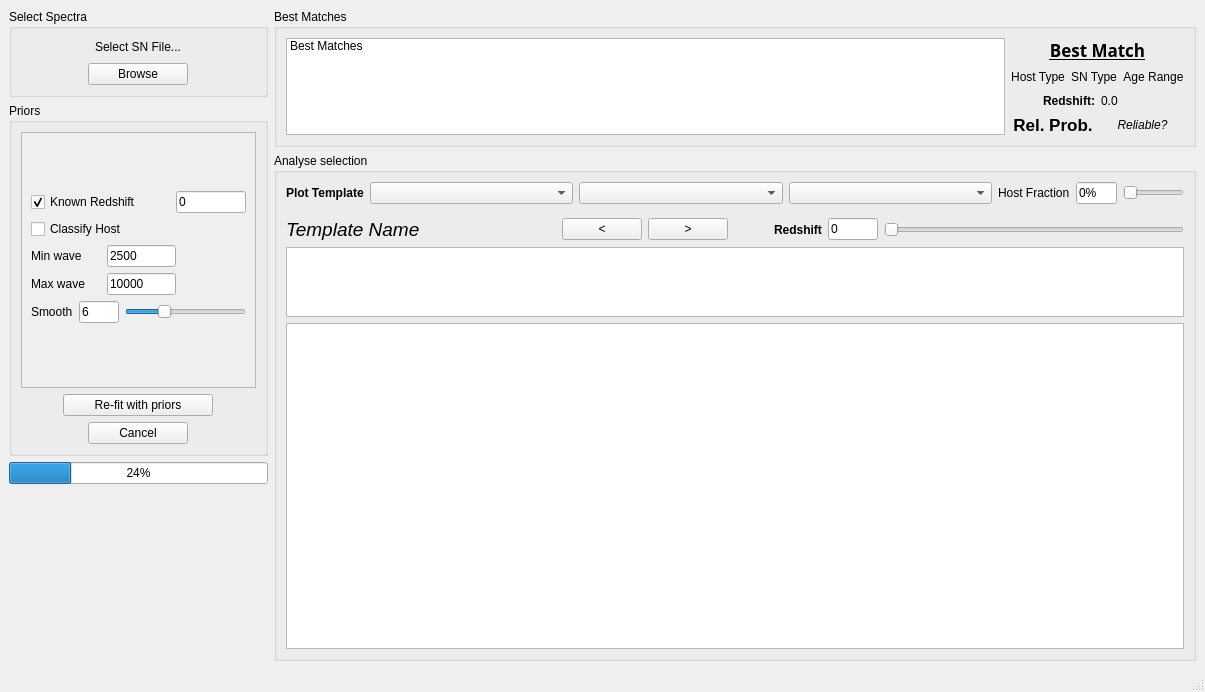
This is dash/design.ui in daniel-muthukrishna/astrodash as Qt 5 draws it before an edit. The edited form follows.
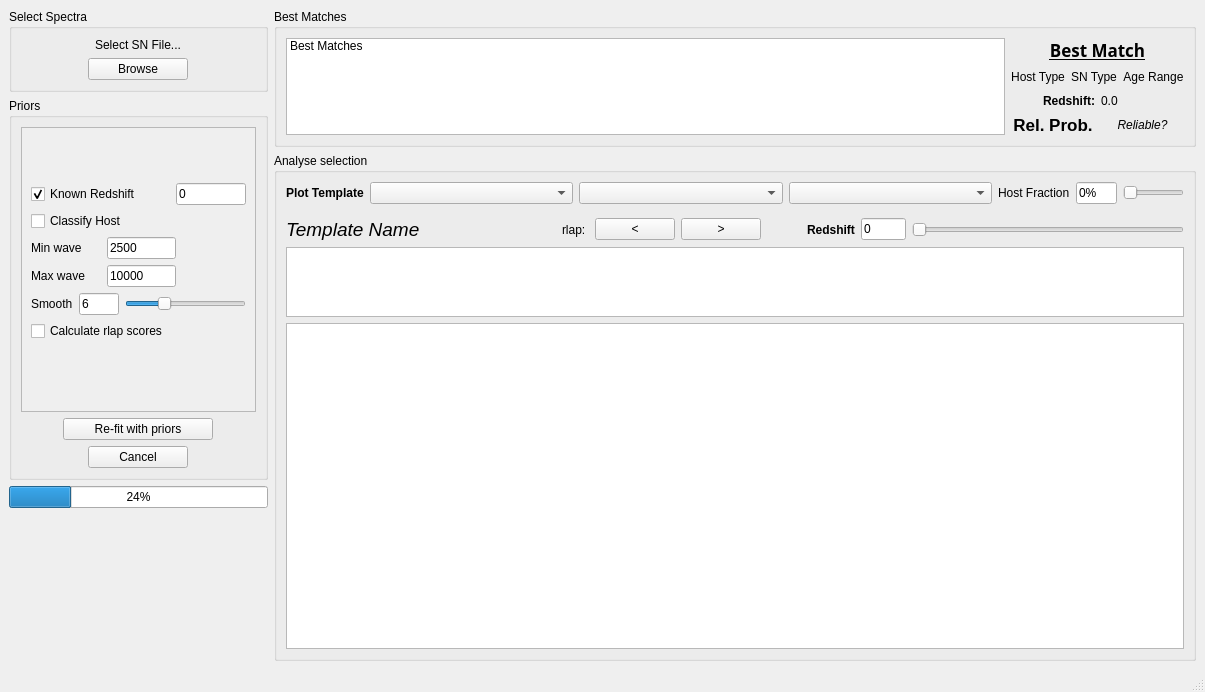
This is the edited form. Custom widgets are drawn as their Qt base class.

Commit message: Updated to include rlap scores on GUI and python interface Updated to use templates/training_set (instead of templates/snid_templates_Modjaz_BSNIP): Models are still training and have not been updated.

The edit to the form file:
```diff
--- a/dash/design.ui
+++ b/dash/design.ui
@@ -19,7 +19,7 @@
   <widget class="QWidget" name="centralwidget">
    <layout class="QHBoxLayout" name="horizontalLayout_3" stretch="9,32">
     <item>
-     <layout class="QVBoxLayout" name="verticalLayout" stretch="1,4,0,2">
+     <layout class="QVBoxLayout" name="verticalLayout" stretch="1,5,0,2">
       <property name="sizeConstraint">
        <enum>QLayout::SetMaximumSize</enum>
       </property>
@@ -107,7 +107,7 @@
               <x>0</x>
               <y>0</y>
               <width>223</width>
-              <height>186</height>
+              <height>207</height>
              </rect>
             </property>
             <layout class="QVBoxLayout" name="verticalLayout_4" stretch="0">
@@ -118,7 +118,7 @@
               <number>0</number>
              </property>
              <item>
-              <layout class="QVBoxLayout" name="verticalLayout_5" stretch="1,1,2,1">
+              <layout class="QVBoxLayout" name="verticalLayout_5" stretch="1,1,2,1,0">
                <property name="bottomMargin">
                 <number>5</number>
                </property>
@@ -264,6 +264,20 @@
                  </item>
                 </layout>
                </item>
+               <item>
+                <layout class="QVBoxLayout" name="verticalLayout_3">
+                 <property name="bottomMargin">
+                  <number>10</number>
+                 </property>
+                 <item>
+                  <widget class="QCheckBox" name="checkBoxRlap">
+                   <property name="text">
+                    <string>Calculate rlap scores</string>
+                   </property>
+                  </widget>
+                 </item>
+                </layout>
+               </item>
               </layout>
              </item>
             </layout>
@@ -573,7 +587,7 @@
           </layout>
          </item>
          <item>
-          <layout class="QHBoxLayout" name="horizontalLayout_2" stretch="0,0,0,0,0,1,6">
+          <layout class="QHBoxLayout" name="horizontalLayout_2" stretch="0,0,0,0,0,0,1,6">
            <property name="topMargin">
             <number>3</number>
            </property>
@@ -596,6 +610,13 @@
              </property>
             </widget>
            </item>
+           <item>
+            <widget class="QLabel" name="labelRlapScore">
+             <property name="text">
+              <string>rlap: </string>
+             </property>
+            </widget>
+           </item>
            <item>
             <widget class="QPushButton" name="pushButtonLeftTemplate">
              <property name="text">
```
The commit also changes 6 other files.
